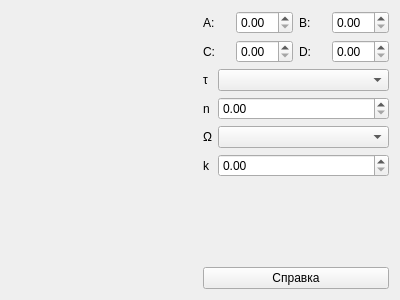
Before: the Qt Designer form mainwindow.ui in ivanshchitov/Euler-method, drawn with Qt 5.
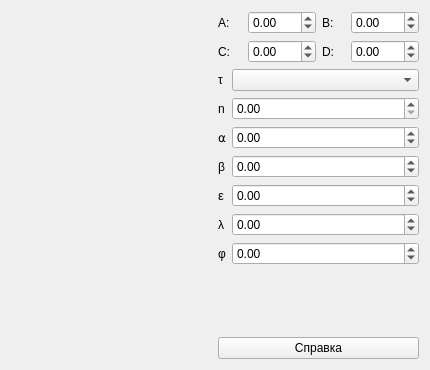
After: the same form once the commit is applied. Custom widgets are drawn as their Qt base class.

Commit message: Add labels and spin boxes in mainwindow.ui.

```diff
--- a/mainwindow.ui
+++ b/mainwindow.ui
@@ -6,8 +6,8 @@
    <rect>
     <x>0</x>
     <y>0</y>
-    <width>400</width>
-    <height>300</height>
+    <width>430</width>
+    <height>370</height>
    </rect>
   </property>
   <property name="windowTitle">
@@ -30,7 +30,14 @@
          </widget>
         </item>
         <item row="1" column="1">
-         <widget class="QDoubleSpinBox" name="cDoubleSpinBox"/>
+         <widget class="QDoubleSpinBox" name="cDoubleSpinBox">
+          <property name="minimum">
+           <double>-100.000000000000000</double>
+          </property>
+          <property name="maximum">
+           <double>100.000000000000000</double>
+          </property>
+         </widget>
         </item>
         <item row="1" column="2">
          <widget class="QLabel" name="dLabel">
@@ -54,18 +61,42 @@
          </widget>
         </item>
         <item row="0" column="1">
-         <widget class="QDoubleSpinBox" name="aDoubleSpinBox"/>
+         <widget class="QDoubleSpinBox" name="aDoubleSpinBox">
+          <property name="minimum">
+           <double>-100.000000000000000</double>
+          </property>
+          <property name="maximum">
+           <double>100.000000000000000</double>
+          </property>
+         </widget>
         </item>
         <item row="0" column="3">
-         <widget class="QDoubleSpinBox" name="bDoubleSpinBox"/>
+         <widget class="QDoubleSpinBox" name="bDoubleSpinBox">
+          <property name="minimum">
+           <double>-100.000000000000000</double>
+          </property>
+          <property name="maximum">
+           <double>100.000000000000000</double>
+          </property>
+         </widget>
         </item>
         <item row="1" column="3">
-         <widget class="QDoubleSpinBox" name="dDoubleSpinBox"/>
+         <widget class="QDoubleSpinBox" name="dDoubleSpinBox">
+          <property name="minimum">
+           <double>-100.000000000000000</double>
+          </property>
+          <property name="maximum">
+           <double>100.000000000000000</double>
+          </property>
+         </widget>
         </item>
        </layout>
       </item>
       <item>
        <layout class="QFormLayout" name="formLayout_5">
+        <property name="fieldGrowthPolicy">
+         <enum>QFormLayout::AllNonFixedFieldsGrow</enum>
+        </property>
         <item row="0" column="0">
          <widget class="QLabel" name="tauLabel">
           <property name="text">
@@ -84,27 +115,99 @@
          </widget>
         </item>
         <item row="1" column="1">
-         <widget class="QDoubleSpinBox" name="nDoubleSpinBox"/>
+         <widget class="QDoubleSpinBox" name="nDoubleSpinBox">
+          <property name="minimum">
+           <double>0.000000000000000</double>
+          </property>
+          <property name="maximum">
+           <double>10000.000000000000000</double>
+          </property>
+         </widget>
         </item>
         <item row="2" column="0">
          <widget class="QLabel" name="omegaLabel">
           <property name="text">
-           <string>Ω</string>
+           <string>⍺</string>
           </property>
          </widget>
         </item>
         <item row="2" column="1">
-         <widget class="QComboBox" name="omegaComboBox"/>
+         <widget class="QDoubleSpinBox" name="alphaDoubleSpinBox">
+          <property name="minimum">
+           <double>-100.000000000000000</double>
+          </property>
+          <property name="maximum">
+           <double>100.000000000000000</double>
+          </property>
+         </widget>
         </item>
         <item row="3" column="0">
          <widget class="QLabel" name="kLabel">
           <property name="text">
-           <string>k</string>
+           <string>β</string>
           </property>
          </widget>
         </item>
         <item row="3" column="1">
-         <widget class="QDoubleSpinBox" name="kDoubleSpinBox"/>
+         <widget class="QDoubleSpinBox" name="betaDoubleSpinBox">
+          <property name="minimum">
+           <double>-100.000000000000000</double>
+          </property>
+          <property name="maximum">
+           <double>100.000000000000000</double>
+          </property>
+         </widget>
+        </item>
+        <item row="4" column="0">
+         <widget class="QLabel" name="epsilonLabel">
+          <property name="text">
+           <string>&lt;html&gt;&lt;head/&gt;&lt;body&gt;&lt;p&gt;&lt;span style=&quot; font-size:10pt;&quot;&gt;ε&lt;/span&gt;&lt;/p&gt;&lt;/body&gt;&lt;/html&gt;</string>
+          </property>
+         </widget>
+        </item>
+        <item row="4" column="1">
+         <widget class="QDoubleSpinBox" name="epsilonDoubleSpinBox">
+          <property name="minimum">
+           <double>-100.000000000000000</double>
+          </property>
+          <property name="maximum">
+           <double>100.000000000000000</double>
+          </property>
+         </widget>
+        </item>
+        <item row="5" column="0">
+         <widget class="QLabel" name="lyambdaLabel">
+          <property name="text">
+           <string>λ</string>
+          </property>
+         </widget>
+        </item>
+        <item row="5" column="1">
+         <widget class="QDoubleSpinBox" name="lyambdaDoubleSpinBox">
+          <property name="minimum">
+           <double>-100.000000000000000</double>
+          </property>
+          <property name="maximum">
+           <double>100.000000000000000</double>
+          </property>
+         </widget>
+        </item>
+        <item row="6" column="0">
+         <widget class="QLabel" name="fiLabel">
+          <property name="text">
+           <string>φ</string>
+          </property>
+         </widget>
+        </item>
+        <item row="6" column="1">
+         <widget class="QDoubleSpinBox" name="fiDoubleSpinBox">
+          <property name="minimum">
+           <double>-100.000000000000000</double>
+          </property>
+          <property name="maximum">
+           <double>100.000000000000000</double>
+          </property>
+         </widget>
         </item>
        </layout>
       </item>
```
Left out of the diff: 8 changed lines with no effect on the pictures.
